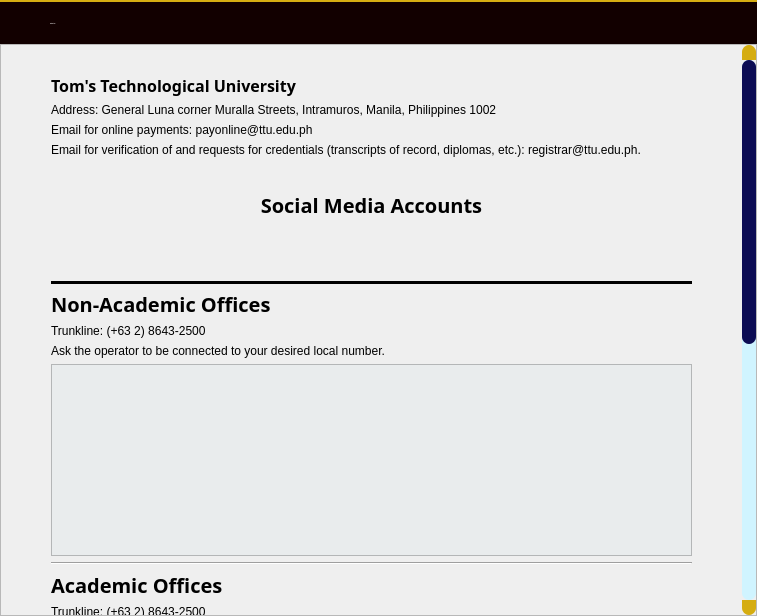
Before: the Qt Designer form informationwindowcontactus.ui in PeteCastle/SoftwareDesignCaseStudy, drawn with Qt 5.
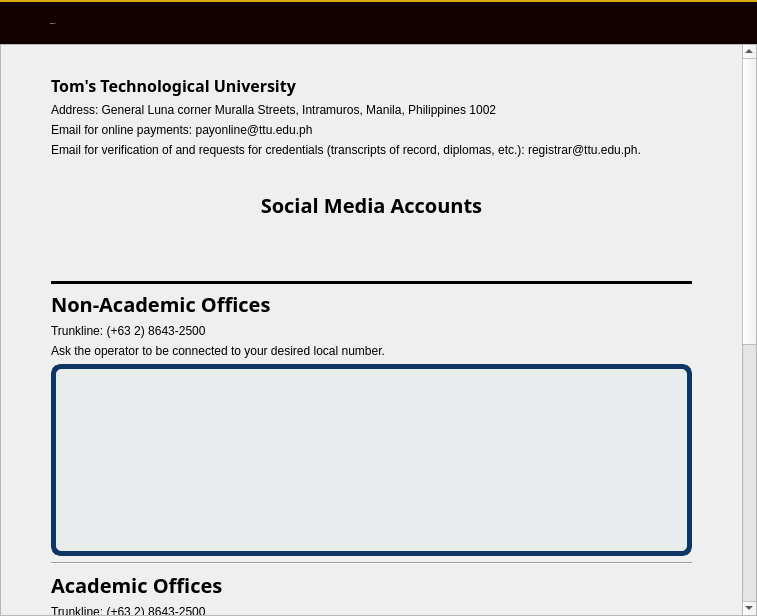
After: the same form once the commit is applied. Icons and pictures are not drawn.

Diff of the .ui file:
```diff
--- a/informationwindowcontactus.ui
+++ b/informationwindowcontactus.ui
@@ -13,6 +13,26 @@
   <property name="windowTitle">
    <string>Form</string>
   </property>
+  <property name="styleSheet">
+   <string notr="true">QTableView{
+	border: 5px solid rgb(13, 54, 101);
+	border-radius: 10px;
+	padding: 4px 4px 4px 4px;
+	gridline-color:  rgb(13, 54, 101);
+}
+
+QTableView::item{
+	font:  12pt  &quot;Heebo&quot;;
+}
+QHeaderView{
+	border: 1px solid rgb(13, 54, 101);
+	gridline-color:  rgb(13, 54, 101);
+}
+QHeaderView::section{
+	border: 1px solid rgb(13, 54, 101);
+	font:  12pt bold  &quot;Heebo&quot;;
+}</string>
+  </property>
   <layout class="QVBoxLayout" name="verticalLayout" stretch="7,92">
    <property name="spacing">
     <number>0</number>
@@ -151,9 +171,9 @@
       <property name="geometry">
        <rect>
         <x>0</x>
-        <y>-573</y>
+        <y>-18</y>
         <width>741</width>
-        <height>1143</height>
+        <height>1066</height>
        </rect>
       </property>
       <layout class="QVBoxLayout" name="verticalLayout_2">
@@ -557,6 +577,9 @@
          <attribute name="horizontalHeaderStretchLastSection">
           <bool>true</bool>
          </attribute>
+         <attribute name="verticalHeaderVisible">
+          <bool>false</bool>
+         </attribute>
          <attribute name="verticalHeaderCascadingSectionResizes">
           <bool>true</bool>
          </attribute>
```
Left out of the diff: 6 changed lines with no effect on the pictures.
